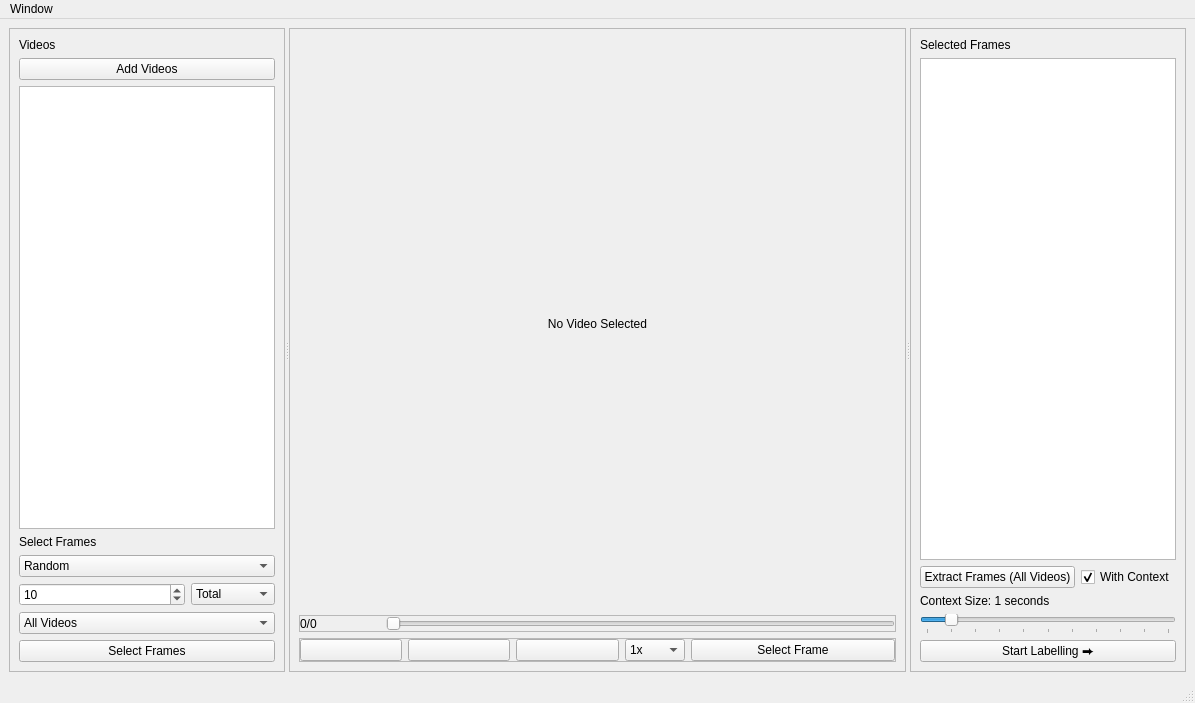
Old version of the form ui/FrameExtractor.ui in the repository ETHZ-3Rhub/Junip3R.
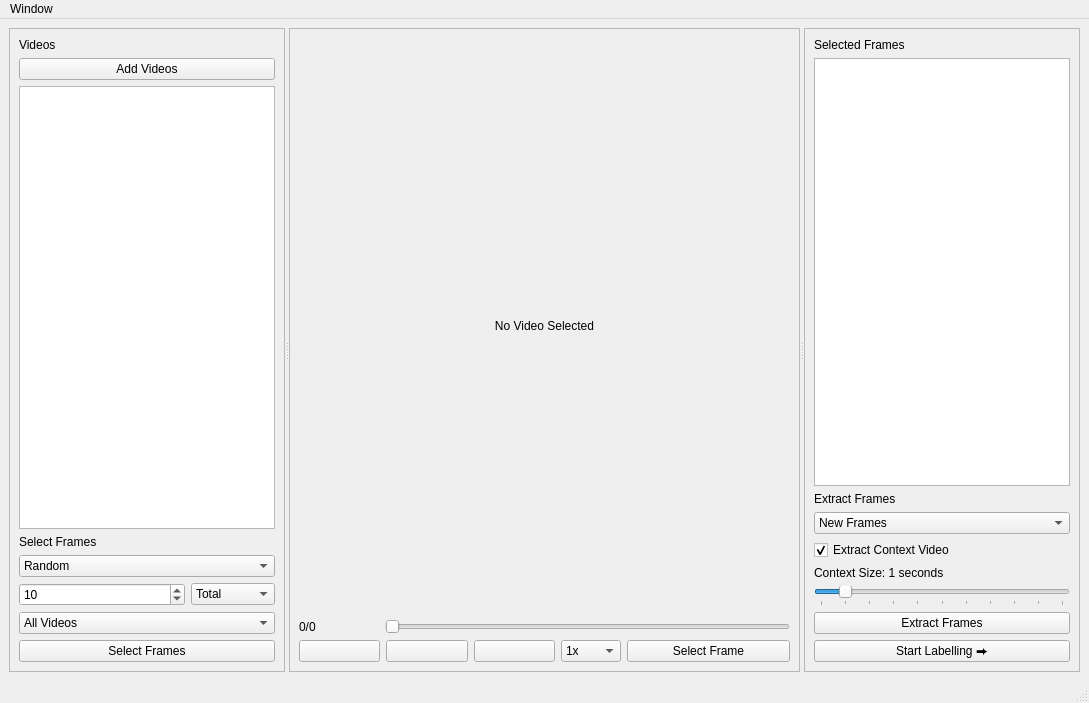
New version of the form.

Commit message: Fixed major bugs in labeller and frame extractor

```diff
--- a/ui/FrameExtractor.ui
+++ b/ui/FrameExtractor.ui
@@ -6,7 +6,7 @@
    <rect>
     <x>0</x>
     <y>0</y>
-    <width>1195</width>
+    <width>1089</width>
     <height>703</height>
    </rect>
   </property>
@@ -230,7 +230,7 @@
            <item>
             <widget class="QFrame" name="frame_5">
              <property name="frameShape">
-              <enum>QFrame::StyledPanel</enum>
+              <enum>QFrame::NoFrame</enum>
              </property>
              <property name="frameShadow">
               <enum>QFrame::Raised</enum>
@@ -280,7 +280,7 @@
            <item>
             <widget class="QFrame" name="frame_6">
              <property name="frameShape">
-              <enum>QFrame::StyledPanel</enum>
+              <enum>QFrame::NoFrame</enum>
              </property>
              <property name="frameShadow">
               <enum>QFrame::Raised</enum>
@@ -421,7 +421,7 @@
       <widget class="QFrame" name="frame_3">
        <property name="minimumSize">
         <size>
-         <width>150</width>
+         <width>0</width>
          <height>0</height>
         </size>
        </property>
@@ -432,6 +432,9 @@
         <enum>QFrame::Raised</enum>
        </property>
        <layout class="QVBoxLayout" name="verticalLayout">
+        <property name="sizeConstraint">
+         <enum>QLayout::SetDefaultConstraint</enum>
+        </property>
         <item>
          <widget class="QLabel" name="label_2">
           <property name="text">
@@ -443,7 +446,49 @@
          <widget class="QListView" name="lst_frames"/>
         </item>
         <item>
-         <widget class="QFrame" name="frame_8">
+         <widget class="QLabel" name="label_3">
+          <property name="text">
+           <string>Extract Frames</string>
+          </property>
+         </widget>
+        </item>
+        <item>
+         <widget class="QComboBox" name="dpd_target_frames_mode">
+          <item>
+           <property name="text">
+            <string>New Frames</string>
+           </property>
+          </item>
+          <item>
+           <property name="text">
+            <string>All Frames</string>
+           </property>
+          </item>
+          <item>
+           <property name="text">
+            <string>Selected Frames</string>
+           </property>
+          </item>
+         </widget>
+        </item>
+        <item>
+         <widget class="QCheckBox" name="chb_include_context">
+          <property name="sizePolicy">
+           <sizepolicy hsizetype="Fixed" vsizetype="Fixed">
+            <horstretch>0</horstretch>
+            <verstretch>0</verstretch>
+           </sizepolicy>
+          </property>
+          <property name="text">
+           <string>Extract Context Video</string>
+          </property>
+          <property name="checked">
+           <bool>true</bool>
+          </property>
+         </widget>
+        </item>
+        <item>
+         <widget class="QFrame" name="frm_context_size">
           <property name="frameShape">
            <enum>QFrame::NoFrame</enum>
           </property>
@@ -463,30 +508,20 @@
            <property name="bottomMargin">
             <number>0</number>
            </property>
-           <item row="0" column="2">
-            <widget class="QCheckBox" name="chb_include_context">
+           <item row="1" column="0" colspan="3">
+            <widget class="QLabel" name="lbl_context_size">
              <property name="sizePolicy">
-              <sizepolicy hsizetype="Maximum" vsizetype="Fixed">
+              <sizepolicy hsizetype="Maximum" vsizetype="Preferred">
                <horstretch>0</horstretch>
                <verstretch>0</verstretch>
               </sizepolicy>
              </property>
              <property name="text">
-              <string>With Context</string>
+              <string>Context Size: 1 seconds</string>
              </property>
-             <property name="checked">
-              <bool>true</bool>
-             </property>
             </widget>
            </item>
-           <item row="0" column="0" colspan="2">
-            <widget class="QPushButton" name="btn_extract_all">
-             <property name="text">
-              <string>Extract Frames (All Videos)</string>
-             </property>
-            </widget>
-           </item>
-           <item row="2" column="0" colspan="3">
+           <item row="3" column="0" colspan="3">
             <widget class="QSlider" name="sld_context_size">
              <property name="maximum">
               <number>10</number>
@@ -505,22 +540,16 @@
              </property>
             </widget>
            </item>
-           <item row="1" column="0" colspan="2">
-            <widget class="QLabel" name="lbl_context_size">
-             <property name="sizePolicy">
-              <sizepolicy hsizetype="Maximum" vsizetype="Preferred">
-               <horstretch>0</horstretch>
-               <verstretch>0</verstretch>
-              </sizepolicy>
-             </property>
-             <property name="text">
-              <string>Context Size: 1 seconds</string>
-             </property>
-            </widget>
-           </item>
           </layout>
          </widget>
         </item>
+        <item>
+         <widget class="QPushButton" name="btn_extract_frames">
+          <property name="text">
+           <string>Extract Frames</string>
+          </property>
+         </widget>
+        </item>
         <item>
          <widget class="QPushButton" name="btn_open_labeller">
           <property name="text">
@@ -539,7 +568,7 @@
     <rect>
      <x>0</x>
      <y>0</y>
-     <width>1195</width>
+     <width>1089</width>
      <height>22</height>
     </rect>
    </property>
```
Left out of the diff: 2 changed lines with no effect on the pictures. The commit also changes 24 other files.
